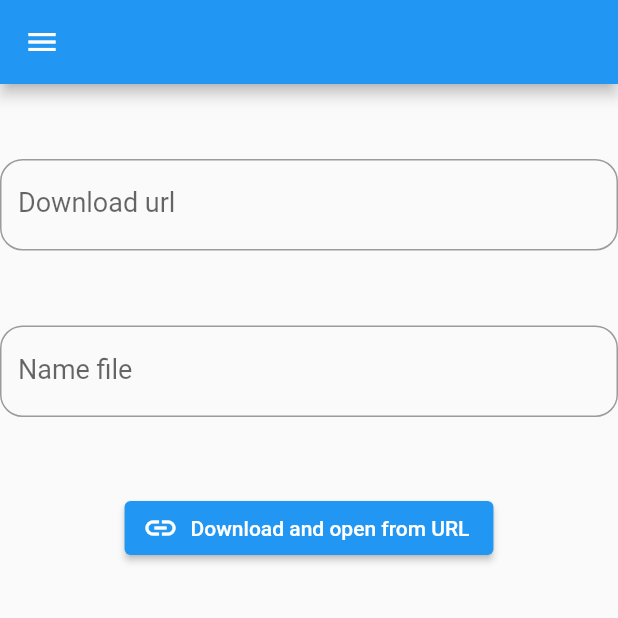
After one commit to PhatSankar/testLocation, a Flutter app: the DownloadOpenScreen screen opened by its route, on a phone screen of 412 x 824 dp, the top half of it. The commit adds this screen. Run offline on Flutter 3.47's test engine with Material 2 defaults, Android fonts, the phone set to English and light mode, and no system bars; our stand-ins replace bloc, camera, dio, equatable, flutter_bloc, geolocator and 3 more; missing offline and left inert: geocoder_buddy.

Commit message:
Download and open screen

```diff
--- /dev/null
+++ b/lib/bloc/download_bloc/download_bloc.dart
@@ -0,0 +1,59 @@
+import 'dart:async';
+import 'dart:io';
+
+import 'package:bloc/bloc.dart';
+import 'package:dio/dio.dart';
+import 'package:equatable/equatable.dart';
+import 'package:open_filex/open_filex.dart';
+import 'package:testlocation/helpers/storageHelper.dart';
+
+part 'download_event.dart';
+part 'download_state.dart';
+
+class DownloadBloc extends Bloc<DownloadEvent, DownloadState> {
+  DownloadBloc() : super(DownloadInitial()) {
+    on<DownloadEvent>((event, emit) async {
+      try {
+        if (state is! Downloading)
+          {
+            emit(Downloading());
+            final file = await downloadFile(url: event.url, fileName: event.fileName);
+            if (file == null) {
+              emit(DownloadFailed());
+            }
+
+            emit(DownloadComplete());
+            OpenFilex.open(file!.path);
+          }
+      }
+      catch(exption)
+      {
+        print(exption.toString());
+        emit(DownloadFailed());
+      }
+    });
+  }
+
+  Future<File?> downloadFile({required String url, required String fileName}) async {
+    try{
+      final localStorage = Storage();
+      final file = await localStorage.getLocalFile(fileName);
+      final response = await Dio().get(
+          url,
+          options: Options(
+              responseType: ResponseType.bytes,
+              followRedirects: false,
+              receiveTimeout: 0
+          )
+      );
+      final raf = file.openSync(mode: FileMode.write);
+      raf.writeFromSync(response.data);
+      await raf.close();
+      return file;
+    }
+    catch(exeption){
+      print("downloadFile error: $exeption");
+      return null;
+    }
+  }
+}
--- /dev/null
+++ b/lib/bloc/download_bloc/download_event.dart
@@ -0,0 +1,10 @@
+part of 'download_bloc.dart';
+
+class DownloadEvent extends Equatable {
+  final String url;
+  final String fileName;
+  const DownloadEvent(this.url, this.fileName);
+
+  @override
+  List<Object?> get props => [];
+}
--- /dev/null
+++ b/lib/bloc/download_bloc/download_state.dart
@@ -0,0 +1,25 @@
+part of 'download_bloc.dart';
+
+abstract class DownloadState extends Equatable {
+  const DownloadState();
+}
+
+class DownloadInitial extends DownloadState {
+  @override
+  List<Object> get props => [];
+}
+
+class Downloading extends DownloadState {
+  @override
+  List<Object> get props => [];
+}
+
+class DownloadComplete extends DownloadState {
+  @override
+  List<Object> get props => [];
+}
+
+class DownloadFailed extends DownloadState {
+  @override
+  List<Object> get props => [];
+}
--- a/lib/route_generator.dart
+++ b/lib/route_generator.dart
@@ -3,8 +3,10 @@ import 'package:flutter/material.dart';
 import 'package:flutter_bloc/flutter_bloc.dart';
 import 'package:path/path.dart';
 import 'package:permission_handler/permission_handler.dart';
+import 'package:testlocation/bloc/download_bloc/download_bloc.dart';
 import 'package:testlocation/bloc/geo_bloc/geo_bloc.dart';
 import 'package:testlocation/screens/camerascreen/CameraScreen.dart';
+import 'package:testlocation/screens/downloadopenscreen/DownloadOpenScreen.dart';
 import 'package:testlocation/screens/firstscreen/FirsScreen.dart';
 import 'package:testlocation/screens/galeryscreen/GaleryScreen.dart';
 import 'package:testlocation/screens/readwritefilescreen/ReadWriteFileScreen.dart';
@@ -41,6 +43,13 @@ class routeGenerator {
         return MaterialPageRoute(builder: (context) {
           return const ReadWriteFileScreen();
         });
+      case '/download-open-screen':
+        return MaterialPageRoute(builder: (context) {
+          return BlocProvider<DownloadBloc>(
+            create: (context) => DownloadBloc(),
+            child: DownloadOpenScreen(),
+          );
+        });
       default:
         return _errorRoute();
     }
--- /dev/null
+++ b/lib/screens/downloadopenscreen/DownloadOpenScreen.dart
@@ -0,0 +1,81 @@
+
+
+import 'package:flutter/material.dart';
+import 'package:flutter_bloc/flutter_bloc.dart';
+import 'package:open_filex/open_filex.dart';
+import 'package:testlocation/bloc/download_bloc/download_bloc.dart';
+import 'package:testlocation/widgets/Drawer.dart';
+import 'package:testlocation/widgets/PickButton.dart';
+
+class DownloadOpenScreen extends StatelessWidget {
+  final _nameFileController = TextEditingController();
+  final _urlController = TextEditingController();
+  DownloadOpenScreen({Key? key}) : super(key: key);
+  @override
+  Widget build(BuildContext context) {
+    DownloadBloc _downloadBloc =BlocProvider.of(context);
+    return SafeArea(child: Scaffold(
+      drawer: AppDrawer(),
+      appBar: AppBar(),
+      body: Container(
+        alignment: Alignment.center,
+        child: BlocBuilder<DownloadBloc, DownloadState> (
+          bloc: _downloadBloc,
+          builder: (context, state) {
+            return Column(
+              children: [
+                const SizedBox(
+                  height: 50,
+                ),
+                TextField(
+                  controller: _urlController,
+                  style: const TextStyle(fontSize: 18, color: Colors.black),
+                  decoration: const InputDecoration(
+                    labelText: "Download url",
+                    border: OutlineInputBorder(
+                        borderRadius: BorderRadius.all(Radius.circular(15)),
+                        borderSide: BorderSide(color: Colors.black, width: 1)
+                    ),
+                  ),
+                ),
+                const SizedBox(
+                  height: 50,
+                ),
+                TextField(
+                  controller: _nameFileController,
+                  style: const TextStyle(fontSize: 18, color: Colors.black),
+                  decoration: const InputDecoration(
+                    labelText: "Name file",
+                    border: OutlineInputBorder(
+                        borderRadius: BorderRadius.all(Radius.circular(15)),
+                        borderSide: BorderSide(color: Colors.black, width: 1)
+                    ),
+                  ),
+                ),
+                SizedBox(
+                  height: 50,
+                ),
+                PickButton(buttonTitle: "Download and open from URL",
+                    buttonIcon: Icons.link,
+                    onPressedButton: ()
+                    {
+                      _downloadBloc.add(
+                          DownloadEvent(_urlController.text,
+                         _nameFileController.text));
+                    }),
+                Visibility(
+                child: CircularProgressIndicator(),
+                  visible: state is Downloading ? true : false,
+                ),
+                Visibility(
+                  child: Text("Error", style: TextStyle(color: Colors.red),),
+                  visible: state is DownloadFailed ? true : false,
+                ),
+              ],
+            );
+          },
+        )
+      ),
+    ));
+  }
+}
--- a/lib/widgets/Drawer.dart
+++ b/lib/widgets/Drawer.dart
@@ -42,6 +42,12 @@ class AppDrawer extends StatelessWidget {
             onTap: () {
               Navigator.pushReplacementNamed(context, '/read-write-screen');
             },
+          ),
+          ListTile(
+            title: Text("Download open file"),
+            onTap: () {
+              Navigator.pushReplacementNamed(context, '/download-open-screen');
+            },
           )
         ],
       ),
--- a/pubspec.yaml
+++ b/pubspec.yaml
@@ -43,6 +43,7 @@ dependencies:
 
   image_picker: ^0.8.6
   file_picker: ^5.2.2
+  open_filex: ^4.3.1
 
 
   # The following adds the Cupertino Icons font to your application.
```
Also changed, not shown: pubspec.lock.
